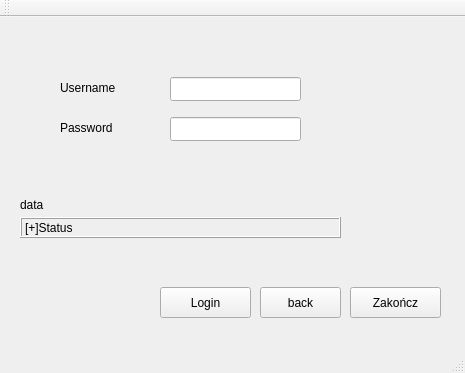
Old version of the form forms/log_window.ui in the repository hjnowakowski/music-player.
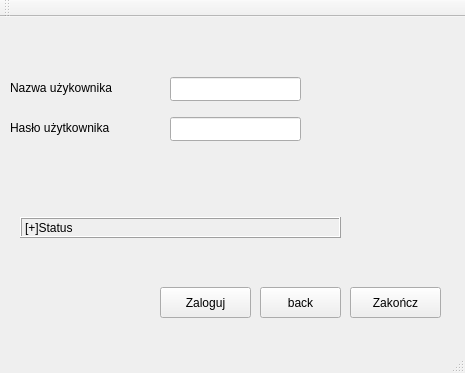
New version of the form.

```diff
--- a/forms/log_window.ui
+++ b/forms/log_window.ui
@@ -49,19 +49,6 @@
      <string>[+]Status</string>
     </property>
    </widget>
-   <widget class="QLabel" name="label_data">
-    <property name="geometry">
-     <rect>
-      <x>20</x>
-      <y>180</y>
-      <width>251</width>
-      <height>16</height>
-     </rect>
-    </property>
-    <property name="text">
-     <string>data</string>
-    </property>
-   </widget>
    <widget class="QPushButton" name="pushButton">
     <property name="geometry">
      <rect>
@@ -91,7 +78,7 @@
      <bool>false</bool>
     </property>
     <property name="text">
-     <string>Login</string>
+     <string>Zaloguj</string>
     </property>
     <property name="checkable">
      <bool>false</bool>
@@ -113,27 +100,27 @@
    <widget class="QLabel" name="label_username">
     <property name="geometry">
      <rect>
-      <x>60</x>
+      <x>10</x>
       <y>60</y>
-      <width>71</width>
+      <width>121</width>
       <height>21</height>
      </rect>
     </property>
     <property name="text">
-     <string>Username</string>
+     <string>Nazwa użykownika</string>
     </property>
    </widget>
    <widget class="QLabel" name="label_passwd">
     <property name="geometry">
      <rect>
-      <x>60</x>
+      <x>10</x>
       <y>100</y>
-      <width>71</width>
+      <width>121</width>
       <height>21</height>
      </rect>
     </property>
     <property name="text">
-     <string>Password</string>
+     <string>Hasło użytkownika</string>
     </property>
    </widget>
    <widget class="QLineEdit" name="lineEdit_password">
```
